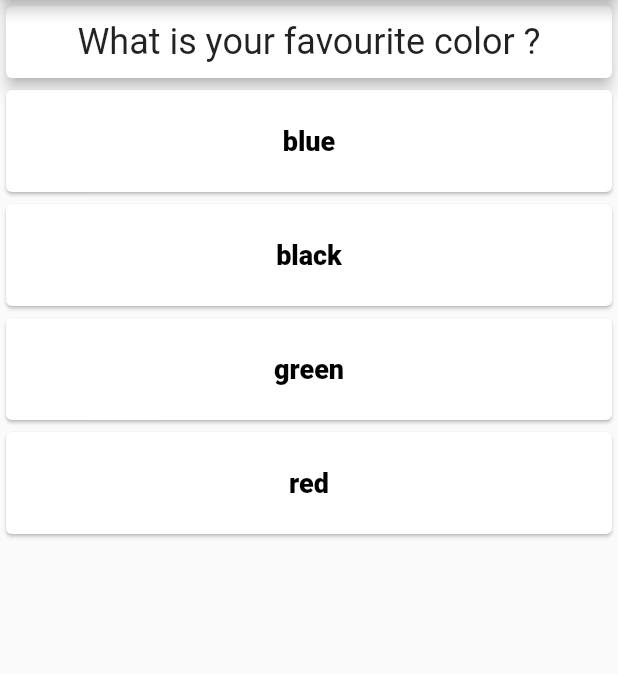
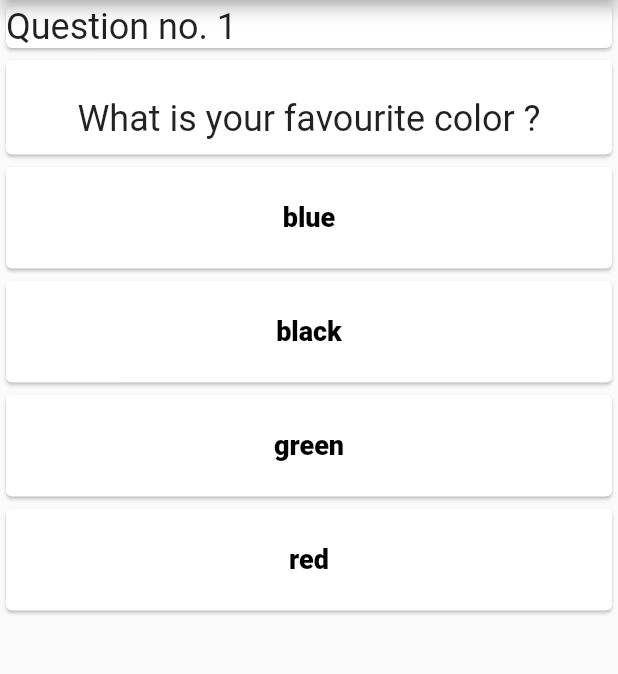
Before and after one commit to gandhisamay/My-First-App, a Flutter app: the screen it shows after launch, on a phone screen of 412 x 824 dp, the part 84-758 px from its top. Run offline on Flutter 3.47's test engine with Material 2 defaults, Android fonts, the phone set to English and light mode, and no system bars.

Commit message:
Question number bar added

```diff
--- a/lib/main.dart
+++ b/lib/main.dart
@@ -1,7 +1,7 @@
 import 'package:flutter/material.dart';
-
 import './Quiz.dart';
 import './Result.dart';
+import './question_number_bar.dart';
 
 void main() {
   runApp(MyApp());
@@ -52,13 +52,20 @@ class MyAppState extends State<MyApp> {
         title: Text('Personality Check'),
         backgroundColor: Colors.blue,
       ),
-      body: index < questions.length
+      body: Column(
+        children: [
+          QuestionNumBar(index),
+          Container(
+            child: index < questions.length
                 ? Quiz(
                     answerQuestion: answerQuestion,
                     index: index,
                     questions: questions,
                   )
                 : Result(resetIndex),
+          ),
+        ],
+      ),
     ));
   }
 }
--- a/lib/question.dart
+++ b/lib/question.dart
@@ -8,9 +8,8 @@ class Question extends StatelessWidget {
   @override
   Widget build(BuildContext context) {
     return Card(
-      elevation: 4,
       child: Container(
-          margin: EdgeInsets.only(left: 25, right: 25, top: 10, bottom: 10),
+          margin: EdgeInsets.only(left: 25, right: 25, top: 25, bottom: 10),
           width: double.infinity,
           child: Text(
             questionText,
--- /dev/null
+++ b/lib/question_number_bar.dart
@@ -0,0 +1,27 @@
+import 'package:flutter/material.dart';
+
+class QuestionNumBar extends StatelessWidget {
+  final int index;
+
+  QuestionNumBar(this.index);
+
+  @override
+  Widget build(BuildContext context) {
+    // TODO: implement build
+    if (index < 3) {
+      return Card(
+          child: Row(
+        children: [
+          Text(
+            'Question no. ${index + 1}',
+            style: TextStyle(
+              fontSize: 24,
+            ),
+          ),
+        ],
+      ));
+    } else {
+      return Container();
+    }
+  }
+}
```
Lines whose indentation alone changed are shown as unchanged.
